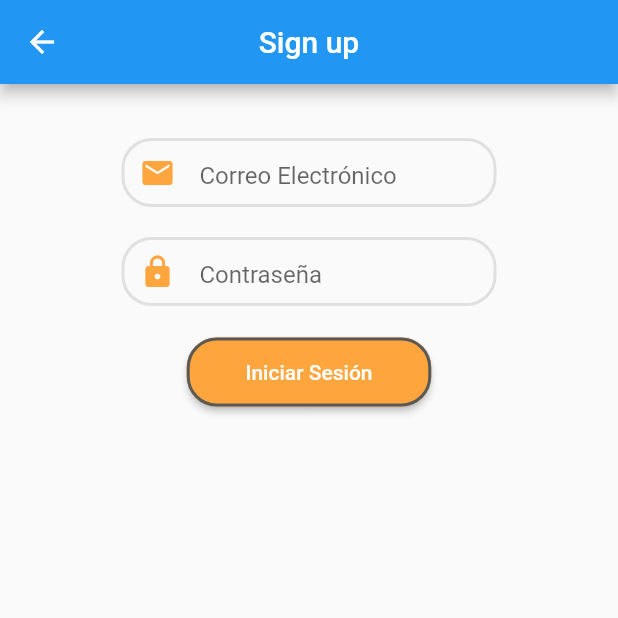
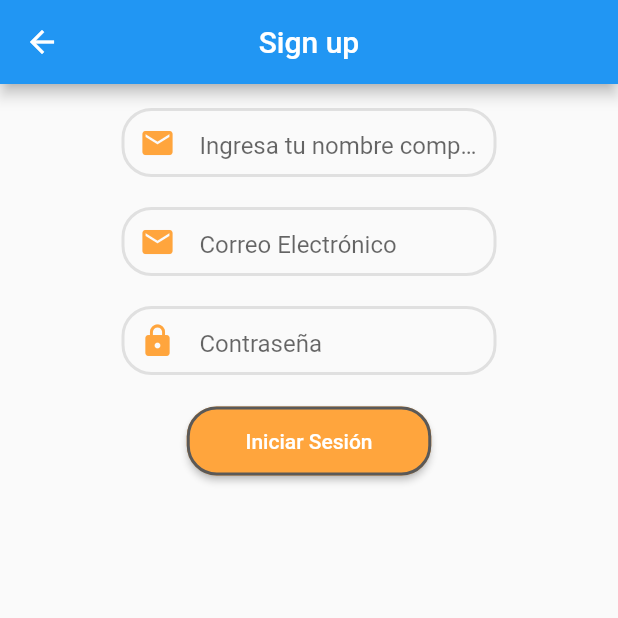
Before and after one commit to SebasAstu/Mis_Recetas, a Flutter app: the SignUpPage screen opened directly, on a phone screen of 412 x 824 dp, the top half of it. Run offline on Flutter 3.47's test engine with Material 2 defaults, Android fonts, the phone set to English and light mode, and no system bars; key blocks and very long unbroken strings in the code were emptied for the run.

Commit message:
Added name text field

```diff
--- a/lib/sign_up_page.dart
+++ b/lib/sign_up_page.dart
@@ -10,12 +10,15 @@ class SignUpPage extends StatefulWidget {
 class _SignUpPageState extends State<SignUpPage> {
   final TextEditingController _emailFilter = TextEditingController();
   final TextEditingController _passwordFilter = TextEditingController();
+  final TextEditingController _nameFilter = TextEditingController();
   String _email = "";
   String _password = "";
+  String _name = "";
 
   _SignUpPageState() {
     _emailFilter.addListener(_emailListen);
     _passwordFilter.addListener(_passwordListen);
+    _nameFilter.addListener(_nameListen);
   }
 
   void _emailListen() {
@@ -34,6 +37,14 @@ class _SignUpPageState extends State<SignUpPage> {
     }
   }
 
+  void _nameListen() {
+    if (_nameFilter.text.isEmpty) {
+      _name = "";
+    } else {
+      _name = _nameFilter.text;
+    }
+  }
+
   @override
   Widget build(BuildContext context) {
     return Scaffold(
@@ -46,7 +57,14 @@ class _SignUpPageState extends State<SignUpPage> {
         child: Center(
           child: Column(
             children: <Widget>[
-              _buildTextFields(),
+              _buildTextField(
+                  _nameFilter, Icons.mail, 'Ingresa tu nombre completo'),
+              const SizedBox(height: 20.0),
+              _buildTextField(_emailFilter, Icons.mail, 'Correo Electrónico'),
+              const SizedBox(height: 20.0),
+              _buildTextField(_passwordFilter, Icons.lock, 'Contraseña',
+                  obscureText: true),
+              const SizedBox(height: 20.0),
               _buildButtons(),
             ],
           ),
@@ -55,13 +73,10 @@ class _SignUpPageState extends State<SignUpPage> {
     );
   }
 
-  Widget _buildTextFields() {
+  Widget _buildTextField(
+      TextEditingController controller, IconData icon, String hintText,
+      {bool obscureText = false}) {
     return Container(
-      child: Column(
-        children: <Widget>[
-          const SizedBox(height: 20.0),
-          // Campo de correo
-          Container(
       width: 250.0,
       height: 46.0,
       decoration: BoxDecoration(
@@ -74,44 +89,15 @@ class _SignUpPageState extends State<SignUpPage> {
       child: Padding(
         padding: const EdgeInsets.symmetric(horizontal: 10.0),
         child: TextField(
-                controller: _emailFilter,
-                decoration: const InputDecoration(
-                  icon: Icon(Icons.mail, color: Color(0xFFFFA53D)),
-                  hintText: 'Correo Electrónico',
+          controller: controller,
+          obscureText: obscureText,
+          decoration: InputDecoration(
+            icon: Icon(icon, color: Color(0xFFFFA53D)),
+            hintText: hintText,
             border: InputBorder.none,
           ),
           style: const TextStyle(color: Color(0xFFFFA53D)),
         ),
-            ),
-          ),
-          const SizedBox(height: 20.0),
-          // Campo de contraseña
-          Container(
-            width: 250.0,
-            height: 46.0,
-            decoration: BoxDecoration(
-              borderRadius: BorderRadius.circular(20.0),
-              border: Border.all(
-                color: const Color.fromARGB(255, 224, 224, 224),
-                width: 2.0,
-              ),
-            ),
-            child: Padding(
-              padding: const EdgeInsets.symmetric(horizontal: 10.0),
-              child: TextField(
-                controller: _passwordFilter,
-                obscureText: true,
-                decoration: const InputDecoration(
-                  icon: Icon(Icons.lock, color: Color(0xFFFFA53D)),
-                  hintText: 'Contraseña',
-                  border: InputBorder.none,
-                ),
-                style: const TextStyle(color: Color(0xFFFFA53D)),
-              ),
-            ),
-          ),
-          const SizedBox(height: 20.0),
-        ],
       ),
     );
   }
@@ -149,7 +135,7 @@ class _SignUpPageState extends State<SignUpPage> {
   }
 
   void _signUpPressed() {
-    print('The user wants to login with $_email and $_password');
+    print('The user wants to login with $_email and $_password and $_name');
   }
 
   void _loginPressed() {
```
Lines whose indentation alone changed are shown as unchanged.
